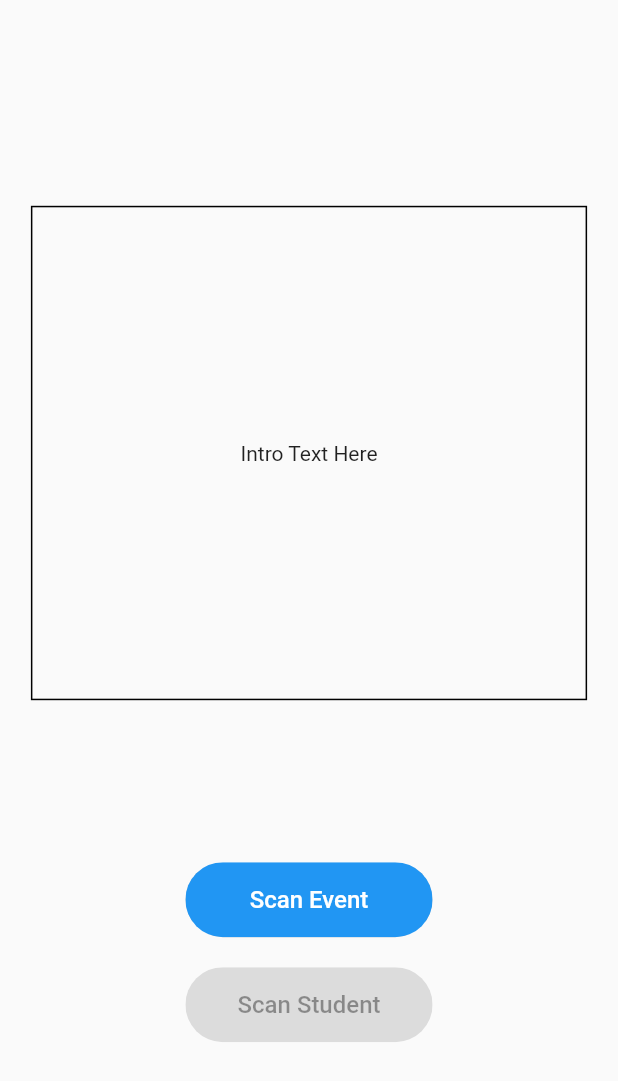
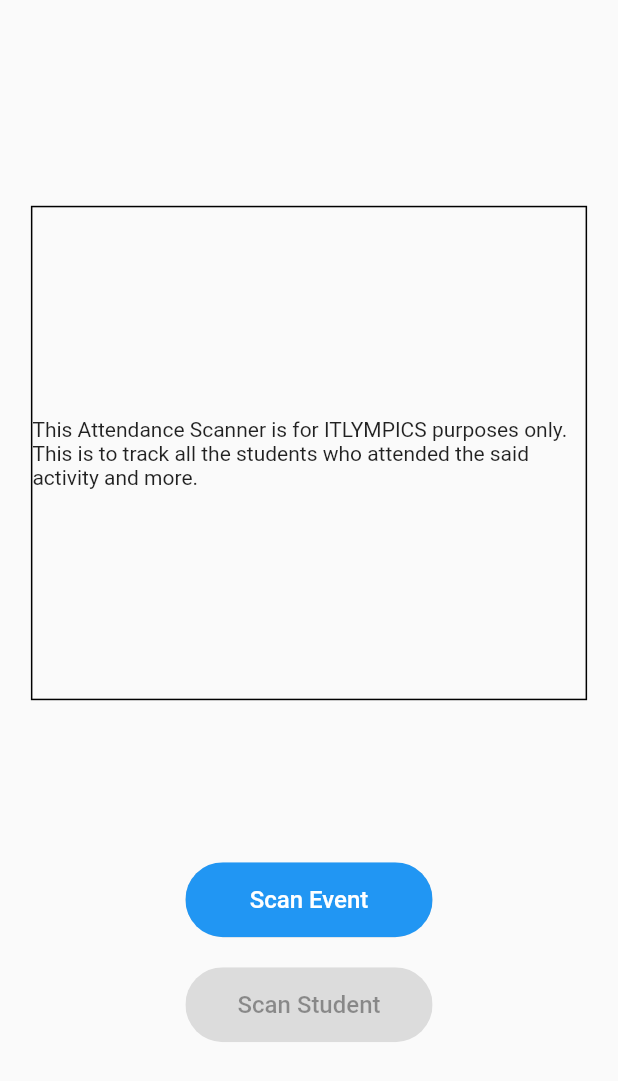
Before and after one commit to MarkRywell/qr_scanner_ITLympics, a Flutter app: the screen it shows after launch, on a phone screen of 412 x 824 dp. Shown: the top 1081 px of the screen. Run offline on Flutter 3.47's test engine with Material 2 defaults, Android fonts, the phone set to English and light mode, and no system bars; our stand-ins replace animated_splash_screen, lottie, page_transition, shared_preferences; missing offline and left inert: mobile_scanner.

Commit message:
Added intro text

```diff
--- a/lib/views/homepage.dart
+++ b/lib/views/homepage.dart
@@ -70,7 +70,9 @@
                           border: Border.all(color: Colors.black)
                       ),
                       child: const Center(
-                        child: Text("Intro Text Here"),
+                        child: Text("This Attendance Scanner is for ITLYMPICS "
+                            "purposes only. This is to track all the students "
+                            "who attended the said activity and more."),
                       ),
                     ),
                     const SizedBox(height: 100),
```
Also changed, not shown: assets/appIcon.jpg (added).
